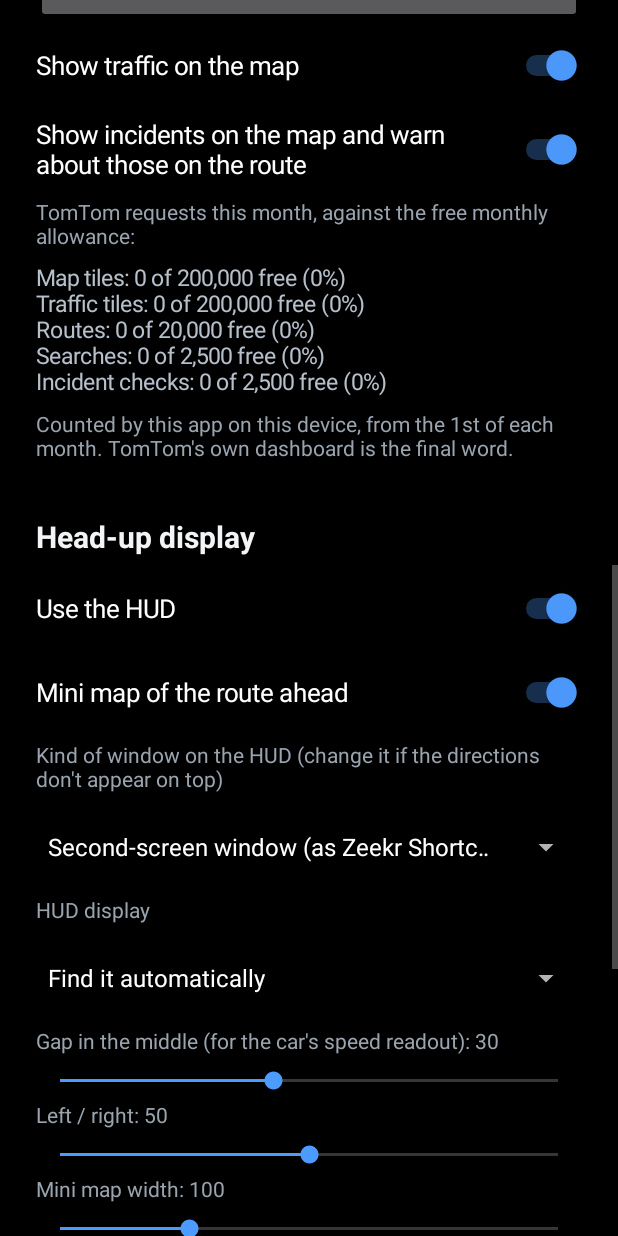
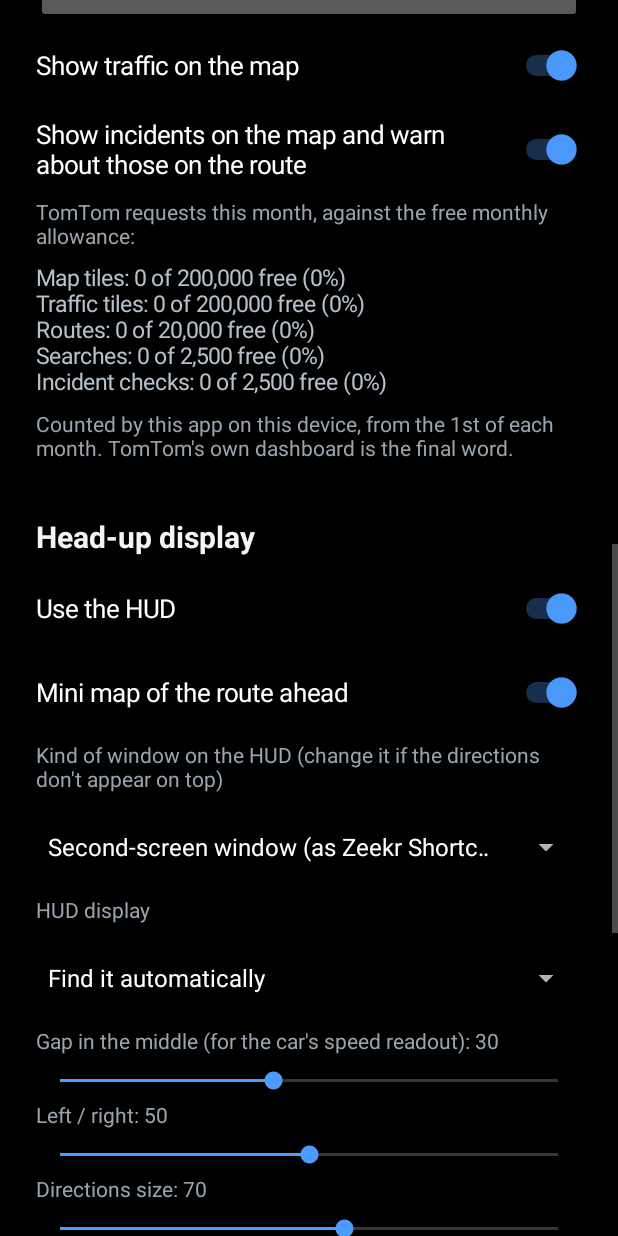
Before and after one commit to shifthk/car-maps, an Android app: the screen it shows after launch (MainActivity), scrolled down 1153 dp, on a phone screen of 412 x 824 dp. Run offline under Robolectric (Android 15) with nearby library versions, the phone set to English and light mode, and no system bars.

Commit message:
Car Maps 2.10: adjustable size and position for the HUD directions
The full-height directions did not fit what the HUD shows. Sliders now
set their size (default 70% of the HUD height) and up / down position.

Co-Authored-By: Claude Opus 5.5 <noreply@anthropic.com>

```diff
--- a/app/build.gradle.kts
+++ b/app/build.gradle.kts
@@ -10,8 +10,8 @@ android {
         applicationId = "com.carmaps"
         minSdk = 28
         targetSdk = 34
-        versionCode = 13
-        versionName = "2.9"
+        versionCode = 14
+        versionName = "2.10"
     }
 
     buildTypes {
--- a/app/src/main/java/com/carmaps/MainActivity.java
+++ b/app/src/main/java/com/carmaps/MainActivity.java
@@ -197,6 +197,8 @@ public class MainActivity extends Activity {
 
         slider("Gap in the middle (for the car's speed readout)", 0, 70, prefs.hudGap(), prefs::setHudGap);
         slider("Left / right", 0, 100, prefs.hudX(), prefs::setHudX);
+        slider("Directions size", 30, 100, prefs.hudInfoSize(), prefs::setHudInfoSize);
+        slider("Directions up / down", 0, 100, prefs.hudInfoY(), prefs::setHudInfoY);
         slider("Mini map width", 30, 300, prefs.hudMapW(), prefs::setHudMapW);
         slider("Mini map height", 30, 100, prefs.hudMapH(), prefs::setHudMapH);
         toggle("Map of the roads around the car when not following a route", prefs.hudSurround(),
--- a/app/src/main/java/com/carmaps/Prefs.java
+++ b/app/src/main/java/com/carmaps/Prefs.java
@@ -161,6 +161,13 @@ final class Prefs {
     int hudMapH() { return p.getInt("hudMapH", 100); }
     void setHudMapH(int v) { p.edit().putInt("hudMapH", v).apply(); }
 
+    /** Height of the directions as a percentage of the HUD's height, and where they sit (0 top, 100 bottom). */
+    int hudInfoSize() { return p.getInt("hudInfoSize", 70); }
+    void setHudInfoSize(int v) { p.edit().putInt("hudInfoSize", v).apply(); }
+
+    int hudInfoY() { return p.getInt("hudInfoY", 50); }
+    void setHudInfoY(int v) { p.edit().putInt("hudInfoY", v).apply(); }
+
     /** A map of the roads around the car on the HUD while no route is being followed. */
     boolean hudSurround() { return p.getBoolean("hudSurround", true); }
     void setHudSurround(boolean v) { p.edit().putBoolean("hudSurround", v).apply(); }
--- a/app/src/main/java/com/carmaps/Router.java
+++ b/app/src/main/java/com/carmaps/Router.java
@@ -27,7 +27,7 @@ final class Router {
 
     private static final String ROUTE = "https://valhalla1.openstreetmap.de/route";
     private static final String SEARCH = "https://photon.komoot.io/api/";
-    private static final String AGENT = "CarMaps/2.9 (Android; +https://github.com/shifthk/car-maps)";
+    private static final String AGENT = "CarMaps/2.10 (Android; +https://github.com/shifthk/car-maps)";
     private static final String TOMTOM = "https://api.tomtom.com/";
 
     /** How the last TomTom route request went, for the settings screen. */
@@ -370,7 +370,7 @@ final class Router {
             c.setReadTimeout(20000);
             c.setRequestMethod(method);
             // The community services ask apps to say who they are; TomTom knows by the key.
-            c.setRequestProperty("User-Agent", url.startsWith(TOMTOM) ? "CarMaps/2.9" : AGENT);
+            c.setRequestProperty("User-Agent", url.startsWith(TOMTOM) ? "CarMaps/2.10" : AGENT);
             c.setRequestProperty("Accept", "application/json");
             if (body != null) {
                 c.setDoOutput(true);
--- a/app/src/main/java/com/carmaps/TileMap.java
+++ b/app/src/main/java/com/carmaps/TileMap.java
@@ -55,7 +55,7 @@ final class TileMap extends View {
 
     private static final String TAG = "TileMap";
     private static final String TILES = "https://tile.openstreetmap.org/";
-    private static final String AGENT = "CarMaps/2.9 (Android; +https://github.com/shifthk/car-maps)";
+    private static final String AGENT = "CarMaps/2.10 (Android; +https://github.com/shifthk/car-maps)";
     private static final int TILE = 256;
     private static final int MIN_ZOOM = 2, MAX_ZOOM = 19;
     private static final long KEEP_MS = 14L * 24 * 60 * 60 * 1000;
```
Also changed, not shown: app/src/main/java/com/carmaps/Hud.java (+8 -5 lines), 1 other file.
